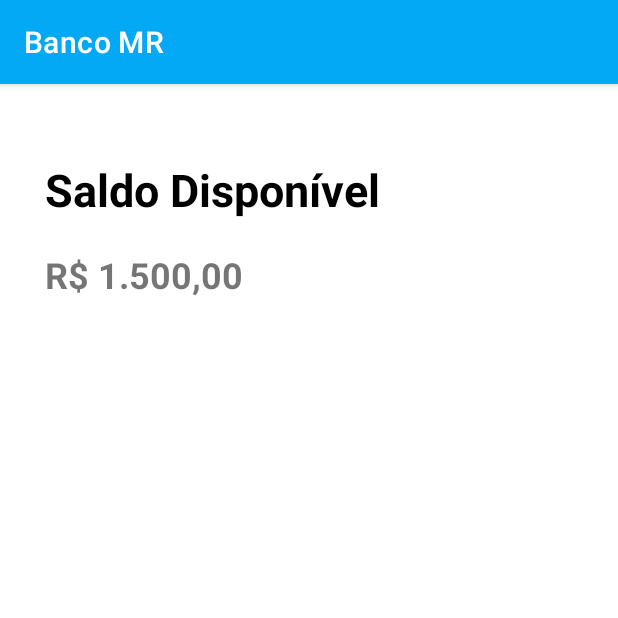
After one commit to JosebiasNeto/BancoMR, an Android app: the Saldo screen opened directly, with no data from a screen before it, on a phone screen of 412 x 824 dp, the top half of it. The commit adds this screen. Run offline under Robolectric (Android 15) with nearby library versions, the phone set to English and light mode, and no system bars.

Commit message:
Add Activity Saldo

```diff
--- a/app/build.gradle
+++ b/app/build.gradle
@@ -30,6 +30,9 @@ android {
     kotlinOptions {
         jvmTarget = '1.8'
     }
+    buildFeatures{
+        viewBinding true
+    }
 }
 
 dependencies {
--- a/app/src/main/AndroidManifest.xml
+++ b/app/src/main/AndroidManifest.xml
@@ -9,6 +9,7 @@
         android:roundIcon="@mipmap/ic_launcher_round"
         android:supportsRtl="true"
         android:theme="@style/Theme.BancoMR">
+        <activity android:name=".Saldo"></activity>
         <activity android:name=".MainActivity">
             <intent-filter>
                 <action android:name="android.intent.action.MAIN" />
--- a/app/src/main/java/com/example/bancomr/MainActivity.kt
+++ b/app/src/main/java/com/example/bancomr/MainActivity.kt
@@ -1,11 +1,22 @@
 package com.example.bancomr
 
+import android.content.Intent
 import androidx.appcompat.app.AppCompatActivity
 import android.os.Bundle
+import com.example.bancomr.databinding.ActivityMainBinding
 
 class MainActivity : AppCompatActivity() {
+
+    private lateinit var binding: ActivityMainBinding
+
     override fun onCreate(savedInstanceState: Bundle?) {
         super.onCreate(savedInstanceState)
-        setContentView(R.layout.activity_main)
+        binding = ActivityMainBinding.inflate(layoutInflater)
+        setContentView(binding.root)
+
+        binding.ivSaldo.setOnClickListener{
+            val intent = Intent(this, Saldo::class.java)
+            startActivity(intent)
+        }
     }
 }
--- /dev/null
+++ b/app/src/main/java/com/example/bancomr/Saldo.kt
@@ -0,0 +1,11 @@
+package com.example.bancomr
+
+import androidx.appcompat.app.AppCompatActivity
+import android.os.Bundle
+
+class Saldo : AppCompatActivity() {
+    override fun onCreate(savedInstanceState: Bundle?) {
+        super.onCreate(savedInstanceState)
+        setContentView(R.layout.activity_saldo)
+    }
+}
--- /dev/null
+++ b/app/src/main/res/layout/activity_saldo.xml
@@ -0,0 +1,32 @@
+<?xml version="1.0" encoding="utf-8"?>
+<LinearLayout xmlns:android="http://schemas.android.com/apk/res/android"
+    xmlns:app="http://schemas.android.com/apk/res-auto"
+    xmlns:tools="http://schemas.android.com/tools"
+    android:layout_width="match_parent"
+    android:layout_height="match_parent"
+    android:orientation="vertical"
+    tools:context=".Saldo"
+    >
+
+
+    <TextView
+        android:id="@+id/tv_saldo_disponivel"
+        android:layout_width="match_parent"
+        android:layout_height="wrap_content"
+        android:layout_marginStart="30dp"
+        android:layout_marginTop="50dp"
+        android:text="@string/txt_saldo"
+        android:textColor="@color/black"
+        android:textSize="30sp"
+        android:textStyle="bold" />
+
+    <TextView
+        android:id="@+id/tv_saldo_disponivel_value"
+        android:layout_width="match_parent"
+        android:layout_height="wrap_content"
+        android:layout_marginStart="30dp"
+        android:layout_marginTop="20dp"
+        android:text="@string/txt_saldo_value"
+        android:textSize="24sp"
+        android:textStyle="bold" />
+</LinearLayout>
--- a/app/src/main/res/values/strings.xml
+++ b/app/src/main/res/values/strings.xml
@@ -1,3 +1,5 @@
 <resources>
     <string name="app_name">Banco MR</string>
+    <string name="txt_saldo">Saldo Disponível</string>
+    <string name="txt_saldo_value">R$ 1.500,00</string>
 </resources>
```
